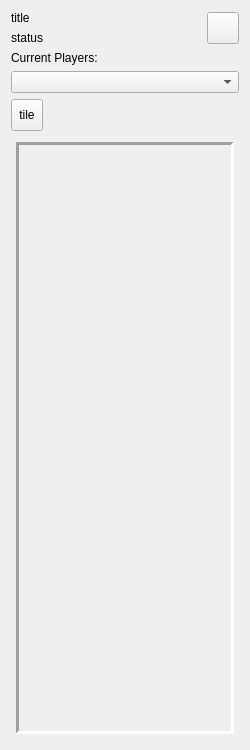
Before: the Qt Designer form client/editor/map_editor.ui in longturn/freeciv21, drawn with Qt 5.
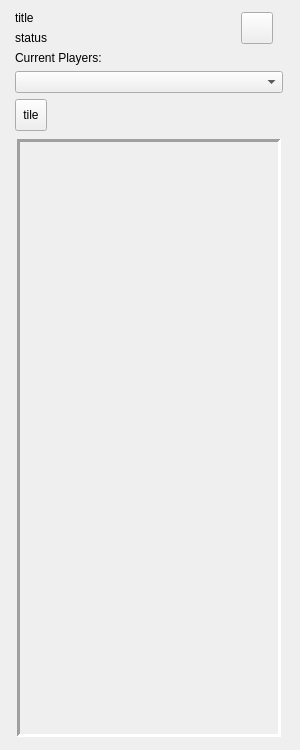
After: the same form once the commit is applied.

Commit message: map editor: tool tile phase 2 This phase adds most of the tile's features. We have a base terrain sprite with text for the rest. Part of #2547

The edit to the form file:
```diff
--- a/client/editor/map_editor.ui
+++ b/client/editor/map_editor.ui
@@ -6,7 +6,7 @@
    <rect>
     <x>0</x>
     <y>0</y>
-    <width>250</width>
+    <width>300</width>
     <height>750</height>
    </rect>
   </property>
@@ -36,25 +36,31 @@
    <item row="4" column="0" colspan="2">
     <layout class="QVBoxLayout" name="vlayout_tools">
      <property name="spacing">
-      <number>5</number>
+      <number>0</number>
      </property>
      <property name="sizeConstraint">
-      <enum>QLayout::SetDefaultConstraint</enum>
+      <enum>QLayout::SetNoConstraint</enum>
      </property>
      <property name="leftMargin">
-      <number>5</number>
+      <number>2</number>
      </property>
      <property name="topMargin">
-      <number>5</number>
+      <number>2</number>
      </property>
      <property name="rightMargin">
-      <number>5</number>
+      <number>2</number>
      </property>
      <property name="bottomMargin">
-      <number>5</number>
+      <number>2</number>
      </property>
      <item>
       <widget class="QStackedWidget" name="sw_tools">
+       <property name="minimumSize">
+        <size>
+         <width>260</width>
+         <height>0</height>
+        </size>
+       </property>
        <property name="autoFillBackground">
         <bool>false</bool>
        </property>
```
The commit also changes 8 other files.
